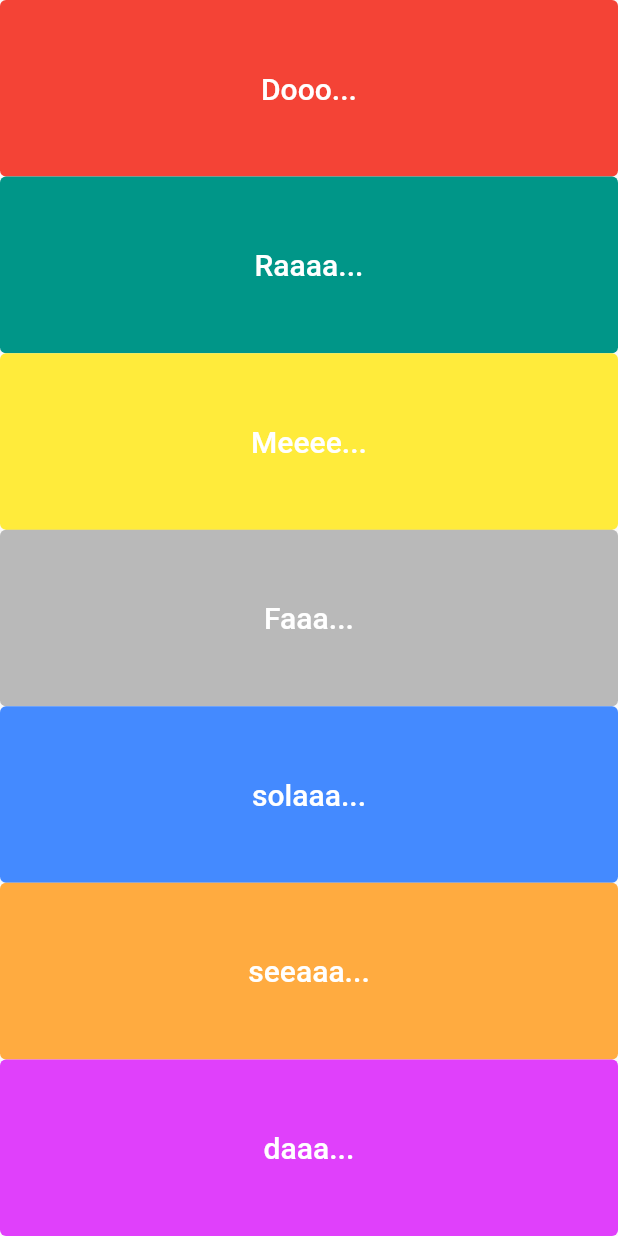
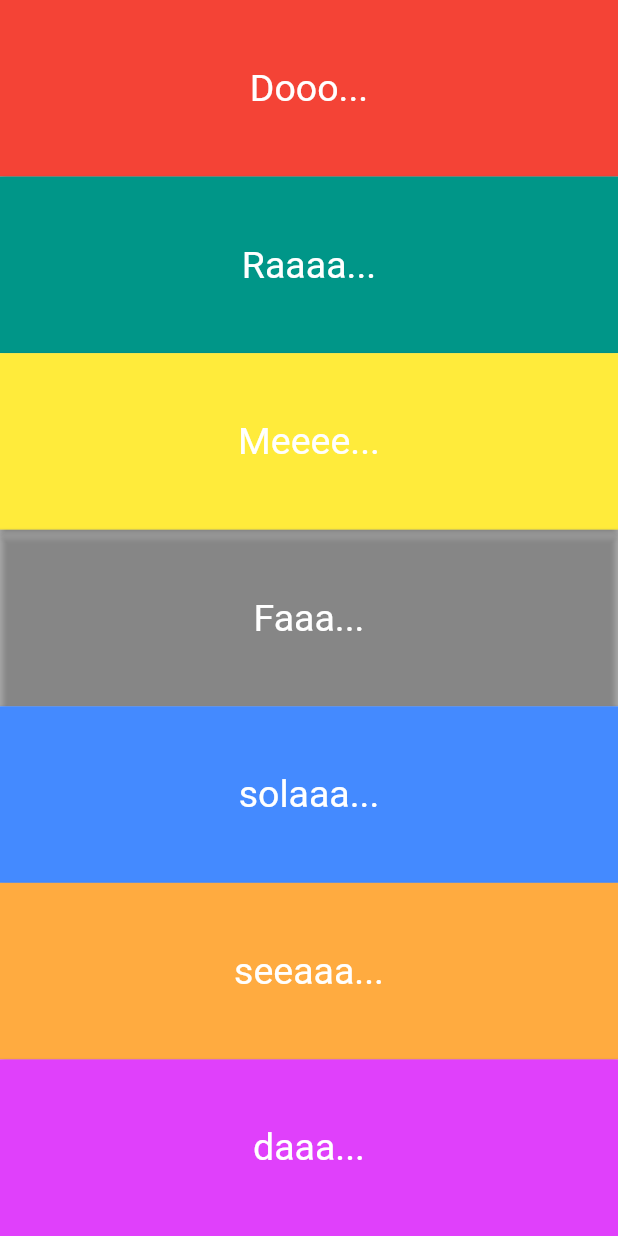
Before and after one commit to aliaaosama23/flutter_training_music_app, a Flutter app: the screen it shows after launch, on a phone screen of 412 x 824 dp. Run offline on Flutter 3.47's test engine with Material 2 defaults, Android fonts, the light colour scheme and no system bars; our stand-ins replace audioplayers.

Commit message:
change textbutton with raw material button to remove the the rounded corner add icons for android and ios

```diff
--- a/lib/screens/music_page.dart
+++ b/lib/screens/music_page.dart
@@ -7,12 +7,10 @@
   @override
   Widget build(BuildContext context) {
     return Scaffold(
-      body: SafeArea(
-        child: Column(
-          mainAxisAlignment: MainAxisAlignment.start,
-          crossAxisAlignment: CrossAxisAlignment.stretch,
-          children: musicCards,
-        ),
+      body: Column(
+        mainAxisAlignment: MainAxisAlignment.start,
+        crossAxisAlignment: CrossAxisAlignment.stretch,
+        children: musicCards,
       ),
     );
   }
--- a/lib/utilities/constants.dart
+++ b/lib/utilities/constants.dart
@@ -1,3 +1,7 @@
 import 'package:flutter/material.dart';
 
 const Color kForeGroundColorButton = Color(0xFFFFFFFF);
+const TextStyle kCardTextStyle = TextStyle(
+  fontSize: 25,
+  color: kForeGroundColorButton,
+);
--- a/lib/widgets/reusable_card.dart
+++ b/lib/widgets/reusable_card.dart
@@ -17,21 +17,14 @@
   @override
   Widget build(BuildContext context) {
     return Expanded(
-      child: TextButton(
-        style: ButtonStyle(
-          backgroundColor: MaterialStateProperty.all(
-            kBackgroundColor,
-          ),
-          foregroundColor: MaterialStateProperty.all(
-            kForeGroundColorButton,
-          ),
-        ),
+      child: RawMaterialButton(
+        fillColor: kBackgroundColor,
         onPressed: () {
           playSound(cardNumber);
         },
         child: Text(
           cardTitle,
-          style: const TextStyle(fontSize: 20),
+          style: kCardTextStyle,
         ),
       ),
     );
```
Also changed, not shown: 28 other files.
